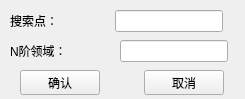
brickmovingclub/Digitaldesign, file MedicalVisualization/Territory.ui: the form before one commit.
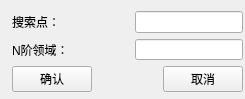
The form after the commit.

Commit message: 调整领域搜索界面，使其能够对其，并重新调整主窗口大小，使其可以范围拖动

```diff
--- a/MedicalVisualization/Territory.ui
+++ b/MedicalVisualization/Territory.ui
@@ -13,85 +13,67 @@
   <property name="windowTitle">
    <string>Form</string>
   </property>
-  <widget class="QWidget" name="layoutWidget">
+  <widget class="QWidget" name="">
    <property name="geometry">
     <rect>
-     <x>10</x>
-     <y>10</y>
-     <width>213</width>
-     <height>22</height>
+     <x>12</x>
+     <y>11</y>
+     <width>231</width>
+     <height>81</height>
     </rect>
    </property>
-   <layout class="QHBoxLayout" name="horizontalLayout">
+   <layout class="QVBoxLayout" name="verticalLayout">
     <item>
+     <layout class="QGridLayout" name="gridLayout">
+      <item row="0" column="0">
      <widget class="QLabel" name="label">
       <property name="text">
        <string>搜索点：</string>
       </property>
      </widget>
     </item>
-    <item>
+      <item row="0" column="1">
      <spacer name="horizontalSpacer">
       <property name="orientation">
        <enum>Qt::Horizontal</enum>
       </property>
       <property name="sizeHint" stdset="0">
        <size>
-        <width>18</width>
-        <height>20</height>
+          <width>28</width>
+          <height>17</height>
        </size>
       </property>
      </spacer>
     </item>
-    <item>
+      <item row="0" column="2">
      <widget class="QLineEdit" name="lineEdit_SearchPoint"/>
     </item>
-   </layout>
-  </widget>
-  <widget class="QWidget" name="layoutWidget">
-   <property name="geometry">
-    <rect>
-     <x>10</x>
-     <y>40</y>
-     <width>218</width>
-     <height>22</height>
-    </rect>
-   </property>
-   <layout class="QHBoxLayout" name="horizontalLayout_2">
-    <item>
+      <item row="1" column="0">
      <widget class="QLabel" name="label_2">
       <property name="text">
        <string>N阶领域：</string>
       </property>
      </widget>
     </item>
-    <item>
+      <item row="1" column="1">
      <spacer name="horizontalSpacer_2">
       <property name="orientation">
        <enum>Qt::Horizontal</enum>
       </property>
       <property name="sizeHint" stdset="0">
        <size>
-        <width>17</width>
+          <width>18</width>
         <height>20</height>
        </size>
       </property>
      </spacer>
     </item>
-    <item>
+      <item row="1" column="2">
      <widget class="QLineEdit" name="lineEdit_N"/>
     </item>
    </layout>
-  </widget>
-  <widget class="QWidget" name="layoutWidget">
-   <property name="geometry">
-    <rect>
-     <x>20</x>
-     <y>70</y>
-     <width>204</width>
-     <height>25</height>
-    </rect>
-   </property>
+    </item>
+    <item>
    <layout class="QHBoxLayout" name="horizontalLayout_3">
     <item>
      <widget class="QPushButton" name="pushButton_affirm">
@@ -119,6 +101,8 @@
        <string>取消</string>
       </property>
      </widget>
+      </item>
+     </layout>
     </item>
    </layout>
   </widget>
```
Lines whose indentation alone changed are shown as unchanged. The commit also changes 5 other files.
